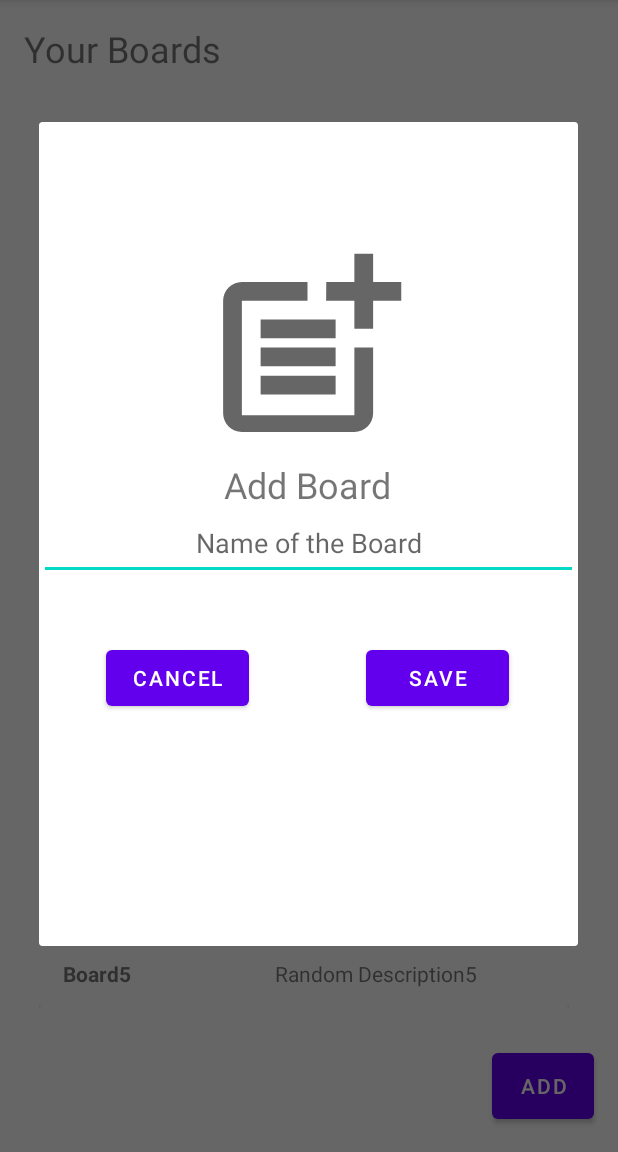
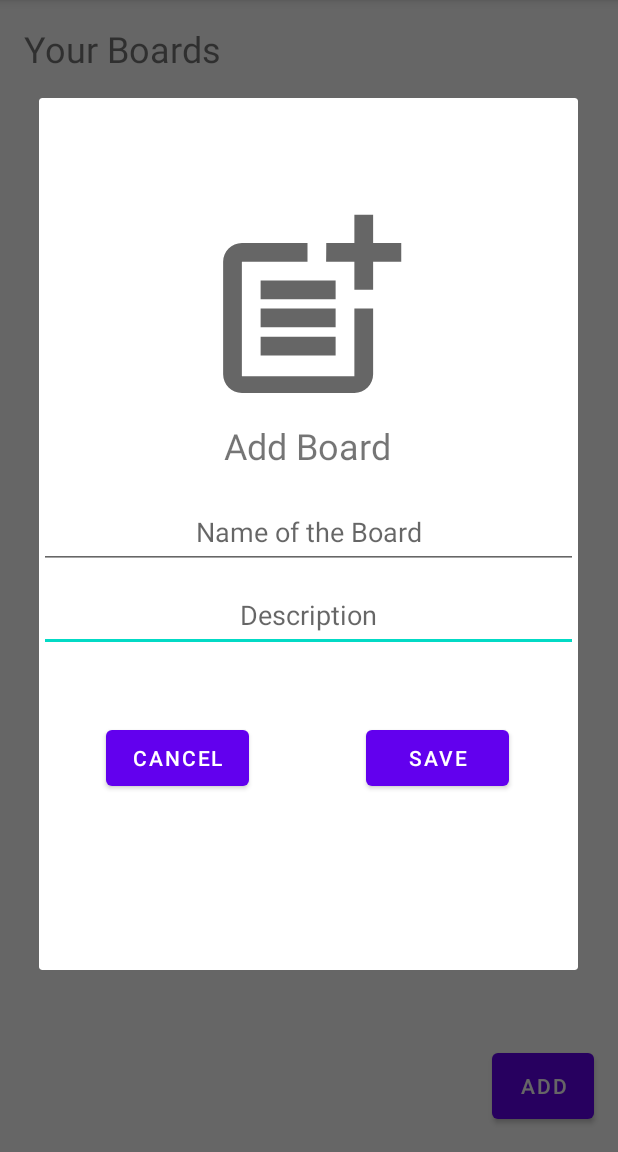
Before and after one commit to lglandshut/StatusBoard, an Android app: the screen it shows after launch (MainActivity), after a tap on "ADD", on a phone screen of 412 x 824 dp, the part 84-1236 px from its top. Run offline under Robolectric (Android 15) with nearby library versions, the phone set to English and light mode, and no system bars.

```diff
--- a/app/build.gradle
+++ b/app/build.gradle
@@ -25,6 +25,9 @@ android {
         sourceCompatibility JavaVersion.VERSION_1_8
         targetCompatibility JavaVersion.VERSION_1_8
     }
+    buildFeatures {
+        viewBinding true
+    }
 }
 
 dependencies {
@@ -32,6 +35,8 @@ dependencies {
     implementation 'androidx.appcompat:appcompat:1.3.1'
     implementation 'com.google.android.material:material:1.4.0'
     implementation 'androidx.constraintlayout:constraintlayout:2.1.0'
+    implementation 'androidx.navigation:navigation-fragment:2.3.5'
+    implementation 'androidx.navigation:navigation-ui:2.3.5'
     testImplementation 'junit:junit:4.+'
     androidTestImplementation 'androidx.test.ext:junit:1.1.3'
     androidTestImplementation 'androidx.test.espresso:espresso-core:3.4.0'
--- a/app/src/main/java/com/example/statusboard/Board.java
+++ b/app/src/main/java/com/example/statusboard/Board.java
@@ -11,9 +11,9 @@ public class Board {
     List<Status> list = new ArrayList<Status>();
     String name, description;
 
-    public Board (String name, String description, List<Status> liste){
+    public Board (String name, String description){
         this.name = name;
         this.description = description;
-        this.list = liste;
+        this.list = list;
     }
 }
--- a/app/src/main/java/com/example/statusboard/MainActivity.java
+++ b/app/src/main/java/com/example/statusboard/MainActivity.java
@@ -1,56 +1,57 @@
 package com.example.statusboard;
 
 import androidx.appcompat.app.AppCompatActivity;
+import androidx.cardview.widget.CardView;
 import androidx.recyclerview.widget.LinearLayoutManager;
 import androidx.recyclerview.widget.RecyclerView;
 
+import android.annotation.SuppressLint;
 import android.app.AlertDialog;
+import android.content.Intent;
 import android.os.Bundle;
-import android.util.Log;
 import android.view.View;
 import android.widget.Button;
 import android.widget.EditText;
-import android.widget.LinearLayout;
 import android.widget.TextView;
+
+import java.util.ArrayList;
+import java.util.List;
 
 public class MainActivity extends AppCompatActivity {
 
-    private AlertDialog.Builder dialogBuilder;
     private AlertDialog dialog;
-    private EditText popup_name;
-    private Button popup_cancel, popup_save;
-    private RecyclerView recyclerView;
-    private String s1[], s2[];
+    private EditText popup_name, popup_description;
+    private final List<Board> list = new ArrayList<>();
 
     @Override
     protected void onCreate(Bundle savedInstanceState) {
         super.onCreate(savedInstanceState);
         setContentView(R.layout.activity_main);
 
-        //RecyclerView erstellen
-        recyclerView = findViewById(R.id.recyclerView);
-        s1 = getResources().getStringArray(R.array.boards);
-        s2 = getResources().getStringArray(R.array.descriptions);
-        MyAdapter myAdapter = new MyAdapter(this, s1, s2);
+        //create RecyclerView
+        RecyclerView recyclerView = findViewById(R.id.board_recycler_view);
+        MyAdapter myAdapter = new MyAdapter(this, list);
         recyclerView.setAdapter(myAdapter);
         recyclerView.setLayoutManager(new LinearLayoutManager(this));
-    }
-
-    //Open Dialog window to add a new Board
-    public void openDialog (View view){
-
-        createNewBoardDialog();
+        Button addBoardButton = findViewById(R.id.add_board_button);
+        addBoardButton.setOnClickListener(new View.OnClickListener() {
+            @Override
+            public void onClick(View view) {
+                createNewBoardDialog();
+            }
+        });
     }
 
     //Creates Dialog window to add a new Board
     public void createNewBoardDialog(){
         TextView newText = new TextView(this);
 
-        dialogBuilder = new AlertDialog.Builder(this);
+        AlertDialog.Builder dialogBuilder = new AlertDialog.Builder(this);
         final View contactPopupView = getLayoutInflater().inflate(R.layout.popup, null);
         popup_name = (EditText) contactPopupView.findViewById(R.id.popup_name);
-        popup_save = (Button) contactPopupView.findViewById(R.id.popup_save);
-        popup_cancel = (Button) contactPopupView.findViewById(R.id.popup_cancel);
+        popup_description = (EditText) contactPopupView.findViewById(R.id.popup_description);
+        Button popup_save = (Button) contactPopupView.findViewById(R.id.popup_save);
+        Button popup_cancel = (Button) contactPopupView.findViewById(R.id.popup_cancel);
 
 
         dialogBuilder.setView(contactPopupView);
@@ -61,16 +62,18 @@ public class MainActivity extends AppCompatActivity {
         popup_save.setOnClickListener(new View.OnClickListener() {
             @Override
             public void onClick(View view) {
-                System.out.println(popup_name.getText().length());
+
+                //if name is set
                 if(popup_name.getText().length() > 0){
-                    newText.setId(View.generateViewId());
-                    newText.setText(popup_name.getText());
-                    LinearLayout layout = findViewById(R.id.list);
-                    layout.addView(newText);
+
+                    //create Board object and add to list
+                    Board board = new Board(popup_name.getText().toString(), popup_description.getText().toString());
+                    list.add(board);
+
                     dialog.dismiss();
                 }
+                //if name has no input
                 else {
-
                     TextView errorText = (TextView) contactPopupView.findViewById(R.id.errorText);
                     errorText.setText("Choose a name!");
                     errorText.setVisibility(View.VISIBLE);
@@ -88,4 +91,10 @@ public class MainActivity extends AppCompatActivity {
             }
         });
     }
+
+    //open board when clicked on CardView
+    public void openBoard(View view){
+        Intent intent = new Intent(this,BoardActivity.class);
+        startActivity(intent);
+    }
 }
--- a/app/src/main/java/com/example/statusboard/MyAdapter.java
+++ b/app/src/main/java/com/example/statusboard/MyAdapter.java
@@ -9,15 +9,17 @@ import android.widget.TextView;
 import androidx.annotation.NonNull;
 import androidx.recyclerview.widget.RecyclerView;
 
+import java.util.ArrayList;
+import java.util.List;
+
 public class MyAdapter extends RecyclerView.Adapter<MyAdapter.MyViewHolder> {
 
-    String data1[], data2[];
+    private List<Board> data1 = new ArrayList<Board>();
     Context context;
 
-    public MyAdapter(Context ct, String s1[], String s2[]){
+    public MyAdapter(Context ct, List<Board> list){
         context = ct;
-        data1 = s1;
-        data2 = s2;
+        data1 = list;
     }
 
     @NonNull
@@ -30,13 +32,13 @@ public class MyAdapter extends RecyclerView.Adapter<MyAdapter.MyViewHolder> {
 
     @Override
     public void onBindViewHolder(@NonNull MyViewHolder holder, int position) {
-        holder.boards_txt.setText(data1[position]);
-        holder.descriptions_txt.setText(data2[position]);
+        holder.boards_txt.setText(data1.get(position).name);
+        holder.descriptions_txt.setText(data1.get(position).description);
     }
 
     @Override
     public int getItemCount() {
-        return data1.length;
+        return data1.size();
     }
 
     public class MyViewHolder extends RecyclerView.ViewHolder {
--- a/app/src/main/res/layout/activity_main.xml
+++ b/app/src/main/res/layout/activity_main.xml
@@ -7,19 +7,21 @@
     tools:context=".MainActivity">
 
     <androidx.recyclerview.widget.RecyclerView
-        android:id="@+id/recyclerView"
-        android:layout_width="373dp"
-        android:layout_height="341dp"
-        android:layout_marginStart="16dp"
-        android:layout_marginBottom="72dp"
+        android:id="@+id/board_recycler_view"
+        android:layout_width="365dp"
+        android:layout_height="562dp"
         app:layout_constraintBottom_toBottomOf="parent"
-        app:layout_constraintStart_toStartOf="parent" />
+        app:layout_constraintEnd_toEndOf="parent"
+        app:layout_constraintHorizontal_bias="0.34"
+        app:layout_constraintStart_toStartOf="parent"
+        app:layout_constraintTop_toTopOf="parent"
+        app:layout_constraintVertical_bias="0.5" />
 
     <TextView
         android:layout_width="wrap_content"
         android:layout_height="wrap_content"
         android:layout_marginStart="16dp"
-        android:text="Your Boards"
+        android:text="@string/your_boards"
         android:textSize="24sp"
         app:layout_constraintBottom_toBottomOf="parent"
         app:layout_constraintHorizontal_bias="0.047"
@@ -30,33 +32,14 @@
         app:layout_constraintVertical_bias="0.022" />
 
     <Button
-        android:id="@+id/button"
+        android:id="@+id/add_board_button"
         android:layout_width="68dp"
         android:layout_height="56dp"
         android:layout_marginEnd="16dp"
         android:layout_marginBottom="16dp"
-        android:text="Add"
+        android:text="@string/add"
         app:layout_constraintBottom_toBottomOf="parent"
         app:layout_constraintEnd_toEndOf="parent"
-        android:onClick="openDialog"
-        />
-
-    <ScrollView
-        android:id="@+id/scrollView"
-        android:layout_width="373dp"
-        android:layout_height="255dp"
-        app:layout_constraintBottom_toBottomOf="parent"
-        app:layout_constraintEnd_toEndOf="parent"
-        app:layout_constraintHorizontal_bias="0.421"
-        app:layout_constraintStart_toStartOf="parent"
-        app:layout_constraintTop_toTopOf="parent"
-        app:layout_constraintVertical_bias="0.126">
-
-        <LinearLayout
-            android:id="@+id/list"
-            android:layout_width="match_parent"
-            android:layout_height="wrap_content"
-            android:orientation="vertical" />
-    </ScrollView>
+        android:onClick="openDialog" />
 
 </androidx.constraintlayout.widget.ConstraintLayout>
--- a/app/src/main/res/layout/my_row.xml
+++ b/app/src/main/res/layout/my_row.xml
@@ -7,11 +7,13 @@
     android:layout_margin="10dp">
 
     <androidx.cardview.widget.CardView
+        android:id="@+id/board_row"
         android:layout_width="match_parent"
         android:layout_height="wrap_content"
         app:layout_constraintEnd_toEndOf="parent"
         app:layout_constraintStart_toStartOf="parent"
-        app:layout_constraintTop_toTopOf="parent">
+        app:layout_constraintTop_toTopOf="parent"
+        android:onClick="openBoard">
 
         <androidx.constraintlayout.widget.ConstraintLayout
             android:layout_width="match_parent"
@@ -22,7 +24,7 @@
                 android:layout_width="wrap_content"
                 android:layout_height="wrap_content"
                 android:layout_marginStart="16dp"
-                android:text="Title"
+                android:text="@string/title"
                 android:textStyle="bold"
                 app:layout_constraintBottom_toBottomOf="parent"
                 app:layout_constraintStart_toStartOf="parent"
@@ -32,10 +34,10 @@
                 android:id="@+id/descriptions_txt"
                 android:layout_width="wrap_content"
                 android:layout_height="wrap_content"
-                android:layout_marginStart="96dp"
-                android:text="Description"
+                android:layout_marginEnd="4dp"
+                android:text="@string/description"
                 app:layout_constraintBottom_toBottomOf="parent"
-                app:layout_constraintStart_toEndOf="@+id/boards_txt"
+                app:layout_constraintEnd_toEndOf="parent"
                 app:layout_constraintTop_toTopOf="parent" />
         </androidx.constraintlayout.widget.ConstraintLayout>
     </androidx.cardview.widget.CardView>
--- a/app/src/main/res/layout/popup.xml
+++ b/app/src/main/res/layout/popup.xml
@@ -5,6 +5,32 @@
     android:layout_width="match_parent"
     android:layout_height="match_parent"
     android:orientation="vertical">
+
+    <EditText
+        android:id="@+id/popup_description"
+        android:layout_width="359dp"
+        android:layout_height="47dp"
+        android:layout_marginTop="8dp"
+        android:gravity="center_horizontal"
+        android:hint="Description"
+        android:textAlignment="center"
+        app:layout_constraintBottom_toTopOf="@+id/errorText"
+        app:layout_constraintEnd_toEndOf="parent"
+        app:layout_constraintStart_toStartOf="parent"
+        app:layout_constraintTop_toBottomOf="@+id/popup_name"
+        app:layout_constraintVertical_bias="0.048" />
+
+    <ImageView
+        android:id="@+id/newlisticon"
+        android:layout_width="150dp"
+        android:layout_height="150dp"
+        android:background="@drawable/ic_baseline_post_add_24"
+        app:layout_constraintBottom_toBottomOf="parent"
+        app:layout_constraintEnd_toEndOf="parent"
+        app:layout_constraintHorizontal_bias="0.498"
+        app:layout_constraintStart_toStartOf="parent"
+        app:layout_constraintTop_toTopOf="parent"
+        app:layout_constraintVertical_bias="0.151" />
 
     <TextView
         android:id="@+id/textView"
@@ -20,58 +46,32 @@
         app:layout_constraintTop_toBottomOf="@+id/newlisticon"
         app:layout_constraintVertical_bias="0.0" />
 
-    <TextView
-        android:id="@+id/errorText"
-        android:layout_width="356dp"
-        android:layout_height="15dp"
-        android:textAlignment="center"
-        android:textColor="#F54242"
-        android:text=""
-        android:textSize="12sp"
-        app:layout_constraintBottom_toBottomOf="parent"
-        app:layout_constraintEnd_toEndOf="parent"
-        app:layout_constraintHorizontal_bias="0.493"
-        app:layout_constraintStart_toStartOf="parent"
-        app:layout_constraintTop_toBottomOf="@+id/popup_name"
-        app:layout_constraintVertical_bias="0.054" />
-
-    <ImageView
-        android:id="@+id/newlisticon"
-        android:layout_width="150dp"
-        android:layout_height="150dp"
-        android:background="@drawable/ic_baseline_post_add_24"
-        app:layout_constraintBottom_toBottomOf="parent"
-        app:layout_constraintEnd_toEndOf="parent"
-        app:layout_constraintHorizontal_bias="0.498"
-        app:layout_constraintStart_toStartOf="parent"
-        app:layout_constraintTop_toTopOf="parent"
-        app:layout_constraintVertical_bias="0.189" />
-
     <EditText
         android:id="@+id/popup_name"
         android:layout_width="359dp"
         android:layout_height="47dp"
-        android:layout_marginBottom="244dp"
         android:gravity="center_horizontal"
         android:hint="Name of the Board"
         android:textAlignment="center"
         app:layout_constraintBottom_toBottomOf="parent"
         app:layout_constraintEnd_toEndOf="parent"
         app:layout_constraintStart_toStartOf="parent"
-        app:layout_constraintTop_toBottomOf="@+id/textView"
-        app:layout_constraintVertical_bias="0.202" />
+        app:layout_constraintTop_toTopOf="parent" />
 
-    <Button
-        android:id="@+id/popup_save"
-        android:layout_width="95dp"
-        android:layout_height="49dp"
-        android:text="Save"
+    <TextView
+        android:id="@+id/errorText"
+        android:layout_width="356dp"
+        android:layout_height="15dp"
+        android:text=""
+        android:textAlignment="center"
+        android:textColor="#F54242"
+        android:textSize="12sp"
         app:layout_constraintBottom_toBottomOf="parent"
         app:layout_constraintEnd_toEndOf="parent"
-        app:layout_constraintHorizontal_bias="0.825"
+        app:layout_constraintHorizontal_bias="0.472"
         app:layout_constraintStart_toStartOf="parent"
         app:layout_constraintTop_toBottomOf="@+id/popup_name"
-        app:layout_constraintVertical_bias="0.207" />
+        app:layout_constraintVertical_bias="0.22" />
 
     <Button
         android:id="@+id/popup_cancel"
@@ -83,7 +83,19 @@
         app:layout_constraintEnd_toEndOf="parent"
         app:layout_constraintHorizontal_bias="0.17"
         app:layout_constraintStart_toStartOf="parent"
-        app:layout_constraintTop_toBottomOf="@+id/popup_name"
-        app:layout_constraintVertical_bias="0.207" />
+        app:layout_constraintTop_toBottomOf="@+id/errorText"
+        app:layout_constraintVertical_bias="0.206" />
+
+    <Button
+        android:id="@+id/popup_save"
+        android:layout_width="95dp"
+        android:layout_height="49dp"
+        android:text="Save"
+        app:layout_constraintBottom_toBottomOf="parent"
+        app:layout_constraintEnd_toEndOf="parent"
+        app:layout_constraintHorizontal_bias="0.825"
+        app:layout_constraintStart_toStartOf="parent"
+        app:layout_constraintTop_toBottomOf="@+id/errorText"
+        app:layout_constraintVertical_bias="0.206" />
 
 </androidx.constraintlayout.widget.ConstraintLayout>
--- /dev/null
+++ b/app/src/main/res/values-land/dimens.xml
@@ -0,0 +1,3 @@
+<resources>
+    <dimen name="fab_margin">48dp</dimen>
+</resources>
--- /dev/null
+++ b/app/src/main/res/values-w1240dp/dimens.xml
@@ -0,0 +1,3 @@
+<resources>
+    <dimen name="fab_margin">200dp</dimen>
+</resources>
--- /dev/null
+++ b/app/src/main/res/values-w600dp/dimens.xml
@@ -0,0 +1,3 @@
+<resources>
+    <dimen name="fab_margin">48dp</dimen>
+</resources>
--- /dev/null
+++ b/app/src/main/res/values/dimens.xml
@@ -0,0 +1,3 @@
+<resources>
+    <dimen name="fab_margin">16dp</dimen>
+</resources>
--- a/app/src/main/res/values/strings.xml
+++ b/app/src/main/res/values/strings.xml
@@ -1,19 +1,17 @@
 <resources>
     <string name="app_name">StatusBoard</string>
+    <string name="title_activity_board">BoardActivity</string>
+    <!-- Strings used for fragments for navigation -->
+    <string name="first_fragment_label">First Fragment</string>
+    <string name="second_fragment_label">Second Fragment</string>
+    <string name="next">Next</string>
+    <string name="previous">Previous</string>
 
-    <string-array name="boards">
-        <item>Board1</item>
-        <item>Board2</item>
-        <item>Board3</item>
-        <item>Board4</item>
-        <item>Board5</item>
-    </string-array>
+    <string name="hello_first_fragment">Hello first fragment</string>
+    <string name="hello_second_fragment">Hello second fragment. Arg: %1$s</string>
+    <string name="your_boards">Your Boards</string>
+    <string name="add">Add</string>
+    <string name="title">Title</string>
+    <string name="description">Description</string>
 
-    <string-array name="descriptions">
-        <item>Random Description1</item>
-        <item>Random Description2</item>
-        <item>Random Description3</item>
-        <item>Random Description4</item>
-        <item>Random Description5</item>
-    </string-array>
 </resources>
--- a/build.gradle
+++ b/build.gradle
@@ -5,7 +5,7 @@ buildscript {
         mavenCentral()
     }
     dependencies {
-        classpath "com.android.tools.build:gradle:7.0.2"
+        classpath 'com.android.tools.build:gradle:7.0.3'
 
         // NOTE: Do not place your application dependencies here; they belong
         // in the individual module build.gradle files
```
Also changed, not shown: app/src/main/AndroidManifest.xml (+6 -3 lines), app/src/main/java/com/example/statusboard/BoardActivity.java (added, +19 -0 lines), app/src/main/res/layout/activity_board.xml (added, +18 -0 lines), app/src/main/res/layout/board.xml (deleted, +0 -43 lines), app/src/main/res/navigation/nav_graph.xml (added, +28 -0 lines), app/src/main/res/values/themes.xml (+9 -0 lines).
